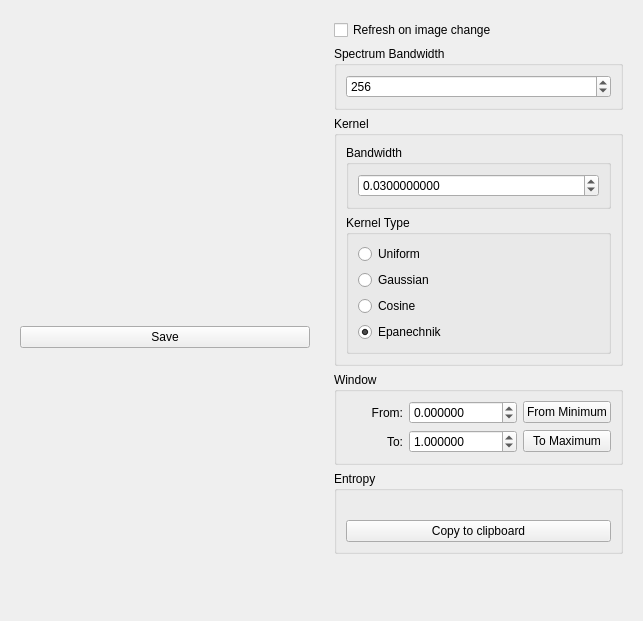
Before: the Qt Designer form source/modules/histogram/HistogramWidget.ui in josefkoller/ambient_image_processor, drawn with Qt 5.
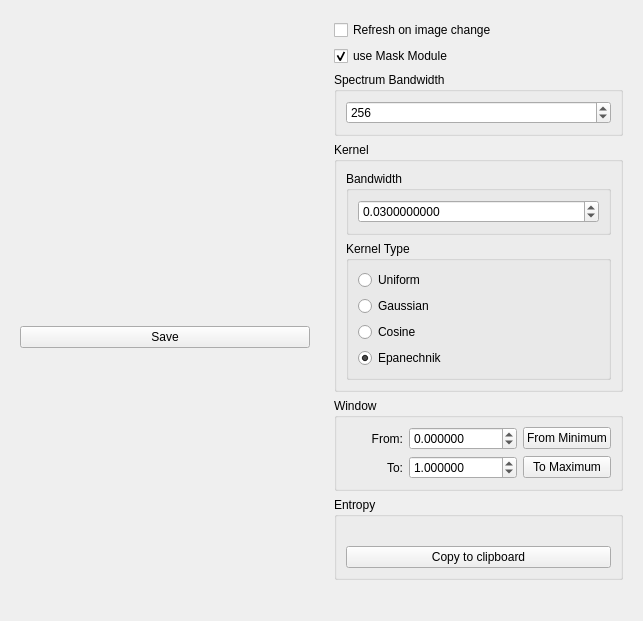
After: the same form once the commit is applied. Custom widgets are drawn as their Qt base class.

Patch:
```diff
--- a/source/modules/histogram/HistogramWidget.ui
+++ b/source/modules/histogram/HistogramWidget.ui
@@ -68,6 +68,16 @@
         </property>
        </widget>
       </item>
+      <item>
+       <widget class="QCheckBox" name="use_mask_module_checkbox">
+        <property name="text">
+         <string>use Mask Module</string>
+        </property>
+        <property name="checked">
+         <bool>true</bool>
+        </property>
+       </widget>
+      </item>
       <item>
        <widget class="QGroupBox" name="groupBox">
         <property name="sizePolicy">
```
